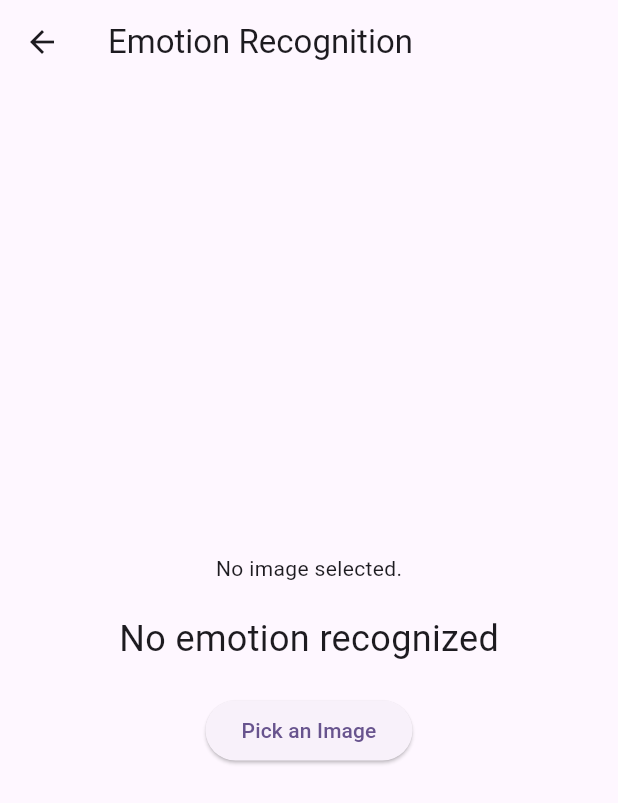
After one commit to g4stlyx/ai_super_app, a Flutter app: the screen it shows after launch, after a tap on "Emotion Recognition", on a phone screen of 412 x 824 dp. The commit adds this screen. Shown: the top 803 px of the screen. Run offline on Flutter 3.47's test engine with Material 3 defaults, Android fonts, the phone set to English and light mode, and no system bars; our stand-ins replace file_picker, flutter_dotenv, flutter_tts, google_generative_ai, image_picker, permission_handler and 2 more; missing offline and left inert: face_emotion_detector, google_mlkit_image_labeling, read_pdf_text, translator.

Commit message:
emotion recignition added, its too basic and only works for photos from gallery.

```diff
--- /dev/null
+++ b/lib/screens/emotion_recognition_screen.dart
@@ -0,0 +1,67 @@
+// ignore_for_file: library_private_types_in_public_api
+
+import 'package:flutter/material.dart';
+import 'package:image_picker/image_picker.dart';
+import 'dart:io';
+import '../services/emotion_recognition_service.dart';
+
+class EmotionRecognitionScreen extends StatefulWidget {
+  const EmotionRecognitionScreen({super.key});
+
+  @override
+  _EmotionRecognitionScreenState createState() => _EmotionRecognitionScreenState();
+}
+
+class _EmotionRecognitionScreenState extends State<EmotionRecognitionScreen> {
+  final EmotionRecognitionService _service = EmotionRecognitionService();
+  String _recognizedEmotion = 'No emotion recognized';
+  File? _image;
+
+  Future<void> _pickImage() async {
+    final picker = ImagePicker();
+    final pickedFile = await picker.pickImage(source: ImageSource.gallery);
+
+    if (pickedFile != null) {
+      setState(() {
+        _image = File(pickedFile.path);
+      });
+      _recognizeEmotion();
+    }
+  }
+
+  Future<void> _recognizeEmotion() async {
+    if (_image != null) {
+      String emotion = await _service.recognizeEmotionFromImage(_image!);
+      setState(() {
+        _recognizedEmotion = emotion;
+      });
+    }
+  }
+
+  @override
+  Widget build(BuildContext context) {
+    return Scaffold(
+      appBar: AppBar(
+        title: const Text('Emotion Recognition'),
+      ),
+      body: Center(
+        child: Column(
+          mainAxisAlignment: MainAxisAlignment.center,
+          children: [
+            _image == null ? const Text('No image selected.') : Image.file(_image!),
+            const SizedBox(height: 20),
+            Text(
+              _recognizedEmotion,
+              style: const TextStyle(fontSize: 24),
+            ),
+            const SizedBox(height: 20),
+            ElevatedButton(
+              onPressed: _pickImage,
+              child: const Text('Pick an Image'),
+            ),
+          ],
+        ),
+      ),
+    );
+  }
+}
--- a/lib/screens/main_page.dart
+++ b/lib/screens/main_page.dart
@@ -4,6 +4,7 @@ import 'package:flutter/material.dart';
 import 'image_recognition_screen.dart';
 import 'translation_screen.dart';
 import 'document_translation_screen.dart';
+import 'emotion_recognition_screen.dart';
 
 class MainPage extends StatelessWidget {
   const MainPage({super.key});
@@ -33,20 +34,6 @@ class MainPage extends StatelessWidget {
                 );
               },
             ),
-            // ElevatedButton.icon(
-            //   icon: const Icon(Icons.chat),
-            //   label: const Text('GPT Chat Bot'),
-            //   style: ElevatedButton.styleFrom(
-            //     padding: const EdgeInsets.symmetric(horizontal: 40, vertical: 20),
-            //     minimumSize: const Size(200, 50),
-            //   ),
-            //   onPressed: () {
-            //     Navigator.push(
-            //       context,
-            //       MaterialPageRoute(builder: (context) => const GptChatScreen()),
-            //     );
-            //   },
-            // ),
             const SizedBox(height: 20),
             ElevatedButton.icon(
               icon: const Icon(Icons.image_search),
@@ -92,6 +79,21 @@ class MainPage extends StatelessWidget {
                 );
               },
             ),
+            const SizedBox(height: 20),
+            ElevatedButton.icon(
+              icon: const Icon(Icons.sentiment_satisfied),
+              label: const Text('Emotion Recognition'),
+              style: ElevatedButton.styleFrom(
+                padding: const EdgeInsets.symmetric(horizontal: 40, vertical: 20),
+                minimumSize: const Size(200, 50),
+              ),
+              onPressed: () {
+                Navigator.push(
+                  context,
+                  MaterialPageRoute(builder: (context) => const EmotionRecognitionScreen()),
+                );
+              },
+            ),
           ],
         ),
       ),
--- /dev/null
+++ b/lib/services/emotion_recognition_service.dart
@@ -0,0 +1,47 @@
+// import 'dart:convert';
+// import 'package:http/http.dart' as http;
+import 'package:face_emotion_detector/face_emotion_detector.dart';
+import 'dart:io';
+
+class EmotionRecognitionService {
+  final EmotionDetector _emotionDetector = EmotionDetector();
+
+  // Method to recognize emotion from an image
+  Future<String> recognizeEmotionFromImage(File image) async {
+    try {
+      // Use the face emotion detector to analyze the image
+      final emotions = await _emotionDetector.detectEmotionFromImage(image: image);
+      if (emotions != null && emotions.isNotEmpty) {
+        // Return the emotion with the highest confidence
+        return emotions;
+        //! for the most suitable emotion, doesnt work // return emotions.reduce((a, b) => a.confidence > b.confidence ? a : b).emotion;
+      } else {
+        return 'No emotions detected';
+      }
+    } catch (e) {
+      throw Exception('Error occurred while recognizing emotion: $e');
+    }
+  }
+
+  // Method to recognize emotion from text
+  // Future<String> recognizeEmotionFromText(String text) async {
+  //   // Prepare the request
+  //   var response = await http.post(
+  //     Uri.parse(apiUrl),
+  //     headers: {'Content-Type': 'application/json'},
+  //     body: json.encode({'text': text}),
+  //   );
+
+  //   try {
+  //     if (response.statusCode == 200) {
+  //       // Parse the response
+  //       var result = json.decode(response.body);
+  //       return result['emotion']; // Assuming the API returns a JSON object with an 'emotion' field
+  //     } else {
+  //       throw Exception('Failed to recognize emotion: ${response.reasonPhrase}');
+  //     }
+  //   } catch (e) {
+  //     throw Exception('Error occurred while recognizing emotion: $e');
+  //   }
+  // }
+}
```
Also changed, not shown: pubspec.yaml (+8 -3 lines), pubspec.lock, 6 other files.
